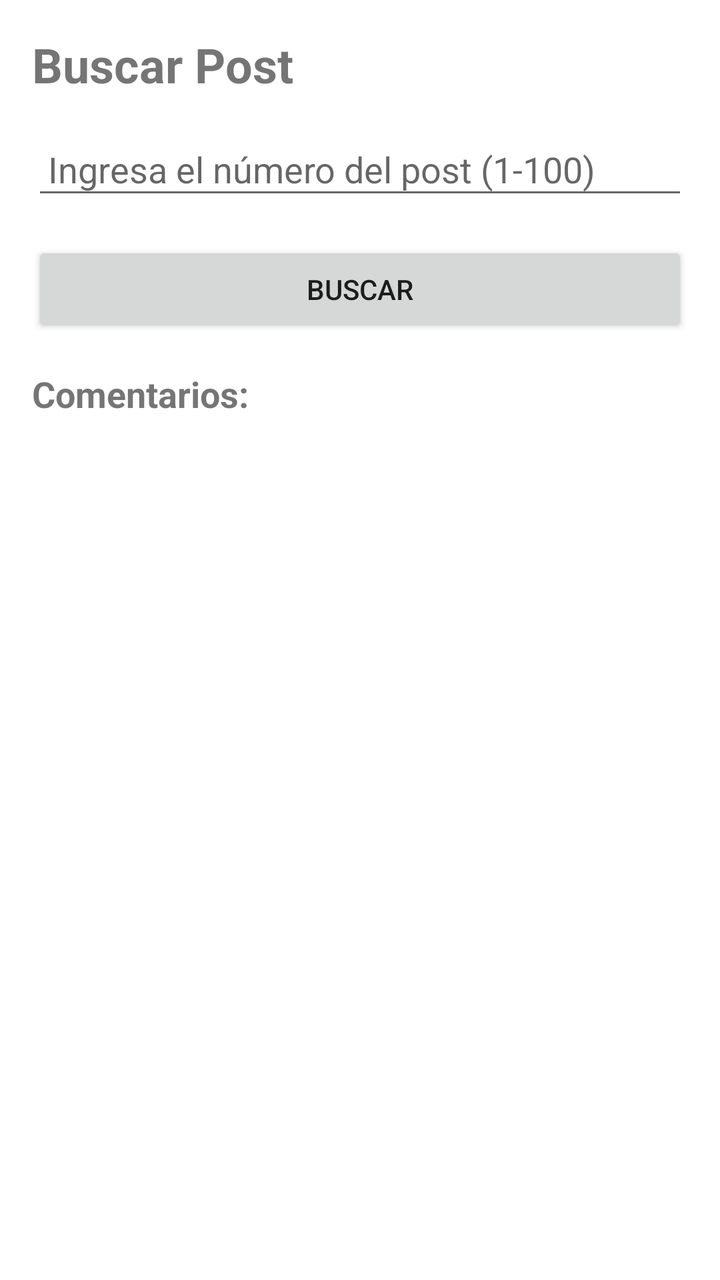
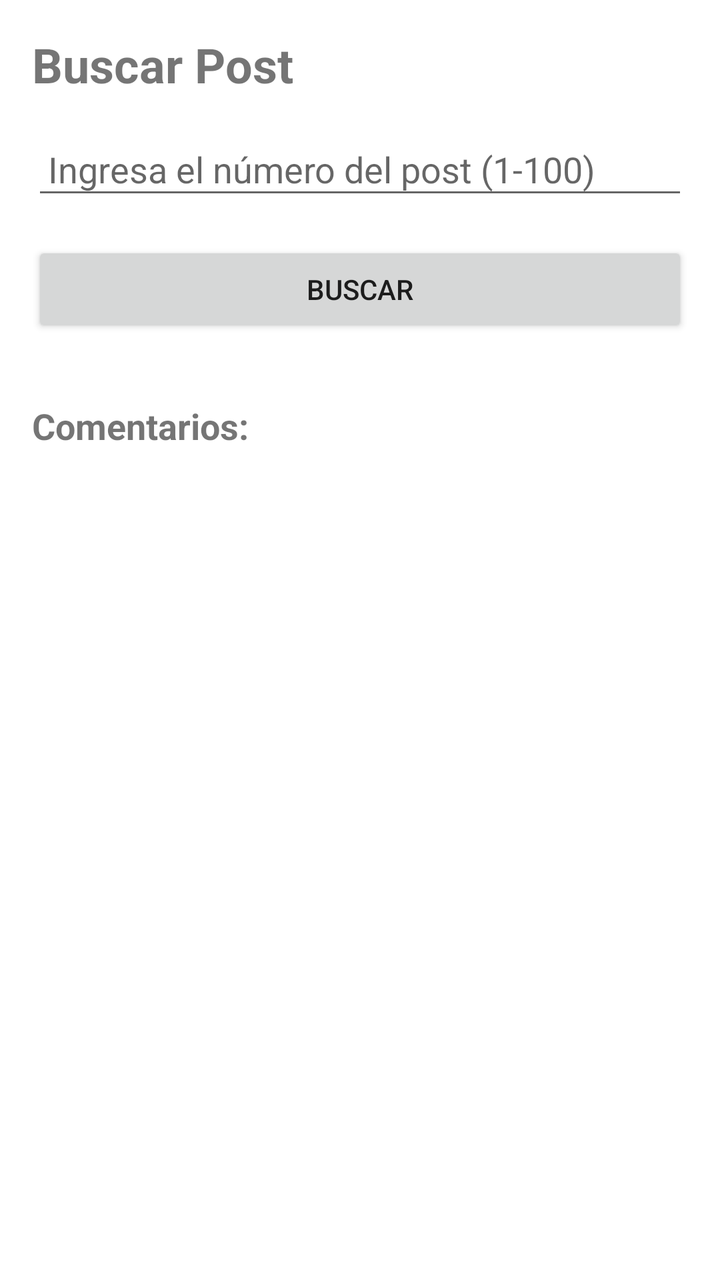

The first picture is an Android layout as it rendered before a commit; the second is the same layout after the commit. The layout source and the unified diff follow.
<!-- AndroidManifest.xml: fallback theme Theme.MaterialComponents.DayNight.NoActionBar -->
<!-- res/layout/activity_act2.xml -->
<?xml version="1.0" encoding="utf-8"?>
<LinearLayout xmlns:android="http://schemas.android.com/apk/res/android"
    android:layout_width="match_parent"
    android:layout_height="match_parent"
    android:orientation="vertical"
    android:padding="16dp">

    <TextView
        android:layout_width="match_parent"
        android:layout_height="wrap_content"
        android:text="Buscar Post"
        android:textSize="24sp"
        android:textStyle="bold"
        android:layout_marginBottom="16dp" />

    <EditText
        android:id="@+id/editTextPostId"
        android:layout_width="match_parent"
        android:layout_height="wrap_content"
        android:hint="Ingresa el número del post (1-100)"
        android:inputType="number"
        android:layout_marginBottom="16dp"
        android:padding="8dp" />

    <Button
        android:id="@+id/btnBuscar"
        android:layout_width="match_parent"
        android:layout_height="wrap_content"
        android:text="Buscar"
        android:layout_marginBottom="16dp" />

    <ProgressBar
        android:id="@+id/progressBar"
        android:layout_width="wrap_content"
        android:layout_height="wrap_content"
        android:layout_gravity="center"
        android:visibility="gone"
        android:layout_marginBottom="16dp" />

    <TextView
        android:layout_width="match_parent"
        android:layout_height="wrap_content"
        android:text="Comentarios:"
        android:textSize="18sp"
        android:textStyle="bold"
        android:layout_marginBottom="8dp" />

    <androidx.recyclerview.widget.RecyclerView
        android:id="@+id/recyclerViewComentarios"
        android:layout_width="match_parent"
        android:layout_height="match_parent" />

</LinearLayout>
<!-- resources referenced by this layout -->
<resources>

</resources>

<!-- the commit's change to res/layout/activity_act2.xml (unified diff, before → after) -->
@@ -37,17 +37,62 @@
         android:visibility="gone"
         android:layout_marginBottom="16dp" />
 
-    <TextView
+    <ScrollView
         android:layout_width="match_parent"
-        android:layout_height="wrap_content"
-        android:text="Comentarios:"
-        android:textSize="18sp"
-        android:textStyle="bold"
-        android:layout_marginBottom="8dp" />
+        android:layout_height="match_parent">
 
-    <androidx.recyclerview.widget.RecyclerView
-        android:id="@+id/recyclerViewComentarios"
-        android:layout_width="match_parent"
-        android:layout_height="match_parent" />
+        <LinearLayout
+            android:layout_width="match_parent"
+            android:layout_height="wrap_content"
+            android:orientation="vertical">
+
+            
+            <LinearLayout
+                android:id="@+id/postContainer"
+                android:layout_width="match_parent"
+                android:layout_height="wrap_content"
+                android:orientation="vertical"
+                android:padding="12dp"
+                android:layout_margin="8dp"
+                android:background="@drawable/item_background"
+                android:visibility="gone">
+
+                <TextView
+                    android:id="@+id/tvPostTitle"
+                    android:layout_width="match_parent"
+                    android:layout_height="wrap_content"
+                    android:text="Título del Post"
+                    android:textSize="18sp"
+                    android:textStyle="bold"
+                    android:layout_marginBottom="8dp" />
+
+                <TextView
+                    android:id="@+id/tvPostBody"
+                    android:layout_width="match_parent"
+                    android:layout_height="wrap_content"
+                    android:text="Contenido del post"
+                    android:textSize="14sp"
+                    android:layout_marginBottom="8dp" />
+            </LinearLayout>
+
+            
+            <TextView
+                android:layout_width="match_parent"
+                android:layout_height="wrap_content"
+                android:text="Comentarios:"
+                android:textSize="18sp"
+                android:textStyle="bold"
+                android:layout_marginBottom="8dp"
+                android:layout_marginTop="16dp" />
+
+            
+            <androidx.recyclerview.widget.RecyclerView
+                android:id="@+id/recyclerViewComentarios"
+                android:layout_width="match_parent"
+                android:layout_height="wrap_content" />
+
+        </LinearLayout>
+
+    </ScrollView>
 
 </LinearLayout>
<!-- resource entries referenced after the edit -->
@@ -1,5 +1,33 @@
 <!-- resources referenced by this layout -->
 <resources>
-
+  <!-- drawable item_background (drawable) -->
+  <?xml version="1.0" encoding="utf-8"?>
+  <shape xmlns:android="http://schemas.android.com/apk/res/android"
+      android:shape="rectangle">
+      <solid android:color="#F5F5F5" />
+      <stroke
+          android:width="1dp"
+          android:color="#DDDDDD" />
+      <corners android:radius="8dp" />
+  </shape>
+  <style name="Theme.Entregable_Retrofit" parent="Theme.MaterialComponents.DayNight.DarkActionBar">
+          
+          <item name="colorPrimary">@color/purple_500</item>
+          <item name="colorPrimaryVariant">@color/purple_700</item>
+          <item name="colorOnPrimary">@color/white</item>
+          
+          <item name="colorSecondary">@color/teal_200</item>
+          <item name="colorSecondaryVariant">@color/teal_700</item>
+          <item name="colorOnSecondary">@color/black</item>
+          
+          <item name="android:statusBarColor">?attr/colorPrimaryVariant</item>
+          
+      </style>
+  <color name="purple_500">#FF6200EE</color>
+  <color name="purple_700">#FF3700B3</color>
+  <color name="white">#FFFFFFFF</color>
+  <color name="teal_200">#FF03DAC5</color>
+  <color name="teal_700">#FF018786</color>
+  <color name="black">#FF000000</color>
 </resources>
 
